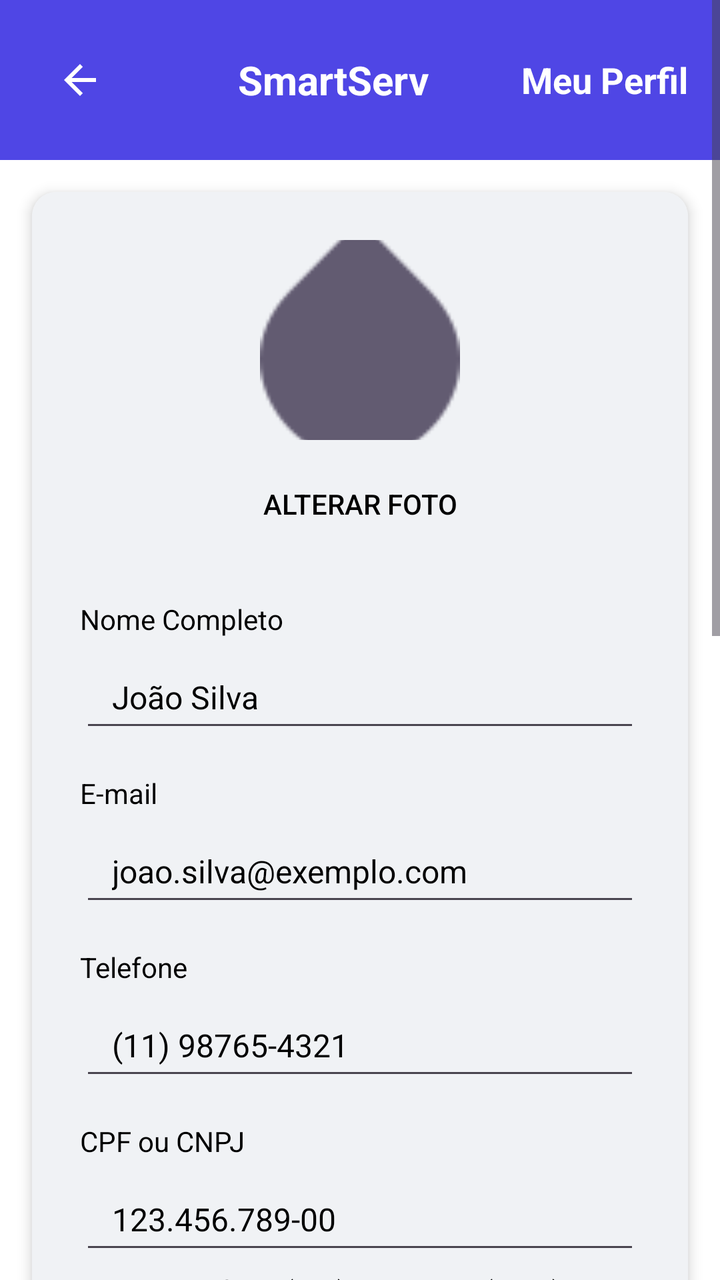
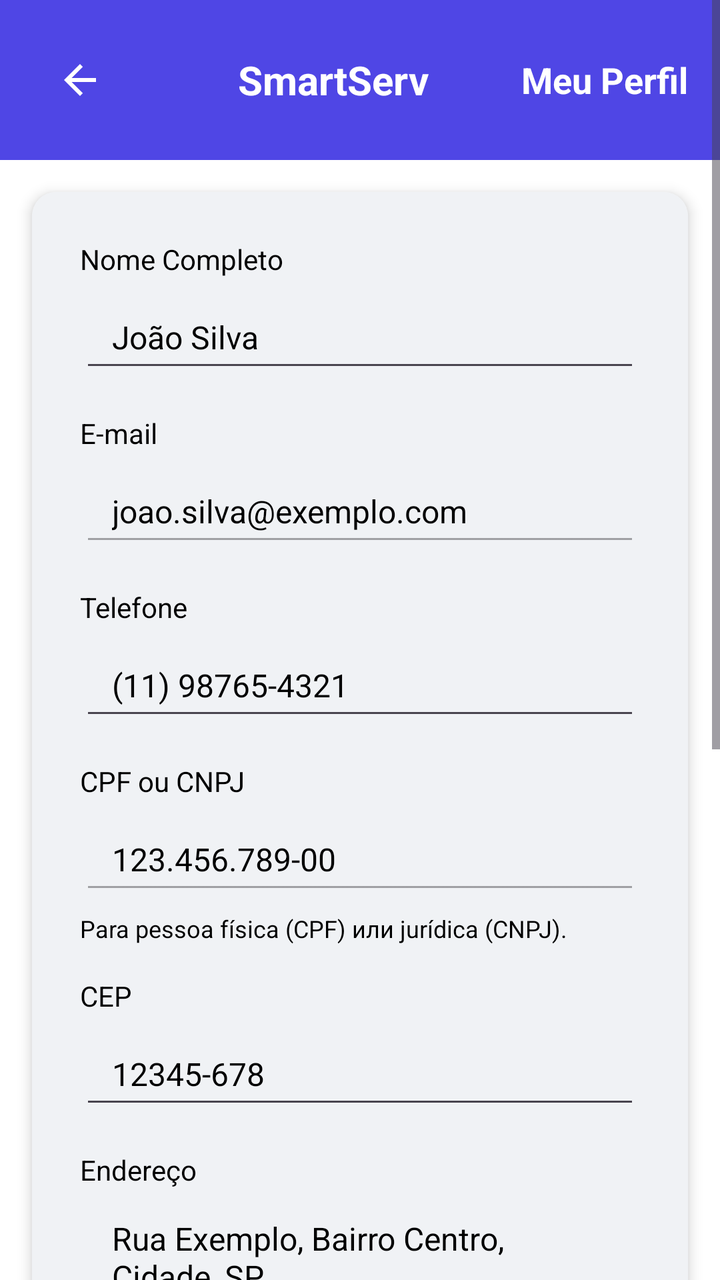

An Android layout rendered at two revisions. The XML below is the earlier revision; the diff shows what the commit changed to produce the second picture.
<!-- AndroidManifest.xml: application theme Theme.SmartApp -->
<!-- res/layout/editar_cliente.xml -->
<?xml version="1.0" encoding="utf-8"?>
<ScrollView xmlns:android="http://schemas.android.com/apk/res/android"
    xmlns:app="http://schemas.android.com/apk/res-auto"
    android:layout_width="match_parent"
    android:layout_height="match_parent"
    android:fillViewport="true"
    android:background="@color/white">

    <LinearLayout
        android:layout_width="match_parent"
        android:layout_height="wrap_content"
        android:orientation="vertical"
        android:background="@color/white">

        
        <LinearLayout
            android:layout_width="match_parent"
            android:layout_height="wrap_content"
            android:background="#4F46E5"
            android:gravity="center_vertical"
            android:orientation="horizontal"
            android:padding="16dp">

            <ImageButton
                android:id="@+id/btnvoltarcliente"
                android:layout_width="48dp"
                android:layout_height="48dp"
                android:background="?attr/selectableItemBackgroundBorderless"
                android:contentDescription="gere2"
                android:src="@drawable/ic_arrow_back"
                android:layout_alignParentStart="true"/>

            <TextView
                android:layout_width="0dp"
                android:layout_height="wrap_content"
                android:layout_marginStart="8dp"
                android:layout_weight="1"
                android:gravity="center"
                android:text="SmartServ"
                android:textColor="@android:color/white"
                android:textSize="20sp"
                android:textStyle="bold" />

            <TextView
                android:layout_width="wrap_content"
                android:layout_height="wrap_content"
                android:text="Meu Perfil"
                android:textColor="@android:color/white"
                android:textSize="18sp"
                android:textStyle="bold" />
        </LinearLayout>

        
        <androidx.cardview.widget.CardView
            android:layout_width="match_parent"
            android:layout_height="wrap_content"
            android:layout_margin="16dp"
            app:cardCornerRadius="12dp"
            app:cardElevation="4dp"
            app:cardBackgroundColor="@color/white">

            <LinearLayout
                android:layout_width="match_parent"
                android:layout_height="wrap_content"
                android:orientation="vertical"
                android:padding="24dp"
                android:background="@color/light_gray">

                
                <LinearLayout
                    android:layout_width="match_parent"
                    android:layout_height="wrap_content"
                    android:layout_marginBottom="24dp"
                    android:gravity="center_horizontal"
                    android:orientation="vertical">

                    <ImageView
                        android:id="@+id/profileImage"
                        android:layout_width="100dp"
                        android:layout_height="100dp"
                        android:contentDescription="Foto de perfil"
                        android:scaleType="centerCrop"
                        android:src="?android:attr/textSelectHandle" /> 

                    <Button
                        android:id="@+id/changePhotoButton"
                        style="@style/Widget.AppCompat.Button.Borderless"
                        android:layout_width="wrap_content"
                        android:layout_height="wrap_content"
                        android:layout_marginTop="8dp"
                        android:drawablePadding="8dp"
                        android:text="Alterar Foto"
                        android:textColor="@android:color/black"
                        android:textSize="14sp" />
                </LinearLayout>

                
                <LinearLayout
                    android:layout_width="match_parent"
                    android:layout_height="wrap_content"
                    android:orientation="vertical">

                    
                    <TextView
                        android:layout_width="match_parent"
                        android:layout_height="wrap_content"
                        android:layout_marginBottom="4dp"
                        android:text="Nome Completo"
                        android:textColor="@android:color/black"
                        android:textSize="14sp" />

                    <EditText
                        android:id="@+id/edtNomecliente"
                        android:layout_width="match_parent"
                        android:layout_height="48dp"
                        android:background="?android:attr/editTextBackground"
                        android:paddingStart="16dp"
                        android:paddingEnd="16dp"
                        android:text="João Silva"
                        android:textColor="@android:color/black"
                        android:textSize="16sp" />

                    
                    <TextView
                        android:layout_width="match_parent"
                        android:layout_height="wrap_content"
                        android:layout_marginTop="16dp"
                        android:layout_marginBottom="4dp"
                        android:text="E-mail"
                        android:textColor="@android:color/black"
                        android:textSize="14sp" />

                    <EditText
                        android:id="@+id/edtEmailcliente"
                        android:layout_width="match_parent"
                        android:layout_height="48dp"
                        android:inputType="textEmailAddress"
                        android:paddingStart="16dp"
                        android:paddingEnd="16dp"
                        android:text="joao.silva@exemplo.com"
                        android:textColor="@android:color/black"
                        android:textSize="16sp" />

                    
                    <TextView
                        android:layout_width="match_parent"
                        android:layout_height="wrap_content"
                        android:layout_marginTop="16dp"
                        android:layout_marginBottom="4dp"
                        android:text="Telefone"
                        android:textColor="@android:color/black"
                        android:textSize="14sp" />

                    <EditText
                        android:id="@+id/edtTelefonecliente"
                        android:layout_width="match_parent"
                        android:layout_height="48dp"
                        android:background="?android:attr/editTextBackground"
                        android:inputType="phone"
                        android:paddingStart="16dp"
                        android:paddingEnd="16dp"
                        android:text="(11) 98765-4321"
                        android:textColor="@android:color/black"
                        android:textSize="16sp" />

                    
                    <TextView
                        android:layout_width="match_parent"
                        android:layout_height="wrap_content"
                        android:layout_marginTop="16dp"
                        android:layout_marginBottom="4dp"
                        android:text="CPF ou CNPJ"
                        android:textColor="@android:color/black"
                        android:textSize="14sp" />

                    <EditText
                        android:id="@+id/edtCfpCnpjCliente"
                        android:layout_width="match_parent"
                        android:layout_height="48dp"
                        android:background="?android:attr/editTextBackground"
                        android:paddingStart="16dp"
                        android:paddingEnd="16dp"
                        android:text="123.456.789-00"
                        android:textColor="@android:color/black"
                        android:textSize="16sp" />

                    <TextView
                        android:layout_width="match_parent"
                        android:layout_height="wrap_content"
                        android:layout_marginTop="4dp"
                        android:text="Para pessoa física (CPF) или jurídica (CNPJ)."
                        android:textColor="@android:color/black"
                        android:textSize="12sp" />

                    
                    <TextView
                        android:layout_width="match_parent"
                        android:layout_height="wrap_content"
                        android:layout_marginTop="16dp"
                        android:layout_marginBottom="4dp"
                        android:text="CEP"
                        android:textColor="@android:color/black"
                        android:textSize="14sp" />

                    <EditText
                        android:id="@+id/edtCepcliente"
                        android:layout_width="match_parent"
                        android:layout_height="48dp"
                        android:background="?android:attr/editTextBackground"
                        android:inputType="number"
                        android:paddingStart="16dp"
                        android:paddingEnd="16dp"
                        android:text="12345-678"
                        android:textColor="@android:color/black"
                        android:textSize="16sp" />

                    
                    <TextView
                        android:layout_width="match_parent"
                        android:layout_height="wrap_content"
                        android:layout_marginTop="16dp"
                        android:layout_marginBottom="4dp"
                        android:text="Endereço"
                        android:textColor="@android:color/black"
                        android:textSize="14sp" />

                    <EditText
                        android:id="@+id/edtEnderecocliente"
                        android:layout_width="match_parent"
                        android:layout_height="48dp"
                        android:background="?android:attr/editTextBackground"
                        android:paddingStart="16dp"
                        android:paddingEnd="16dp"
                        android:text="Rua Exemplo, Bairro Centro, Cidade, SP"
                        android:textColor="@android:color/black"
                        android:textSize="16sp" />

                    
                    <TextView
                        android:layout_width="match_parent"
                        android:layout_height="wrap_content"
                        android:layout_marginTop="16dp"
                        android:layout_marginBottom="4dp"
                        android:text="Número"
                        android:textColor="@android:color/black"
                        android:textSize="14sp" />

                    <EditText
                        android:id="@+id/edtNumerocliente"
                        android:layout_width="match_parent"
                        android:layout_height="48dp"
                        android:background="?android:attr/editTextBackground"
                        android:inputType="number"
                        android:paddingStart="16dp"
                        android:paddingEnd="16dp"
                        android:text="123"
                        android:textColor="@android:color/black"
                        android:textSize="16sp" />

                    
                    <View
                        android:layout_width="match_parent"
                        android:layout_height="1dp"
                        android:layout_marginTop="24dp"
                        android:layout_marginBottom="16dp"
                        android:background="?android:attr/dividerVertical" />

                    <TextView
                        android:layout_width="match_parent"
                        android:layout_height="wrap_content"
                        android:layout_marginBottom="16dp"
                        android:text="Alterar Senha"
                        android:textColor="@android:color/black"
                        android:textSize="18sp"
                        android:textStyle="bold" />

                    
                    <TextView
                        android:layout_width="match_parent"
                        android:layout_height="wrap_content"
                        android:layout_marginBottom="4dp"
                        android:text="Nova Senha"
                        android:textColor="@android:color/black"
                        android:textSize="14sp" />

                    <EditText
                        android:id="@+id/edtnovasenha"
                        android:layout_width="match_parent"
                        android:layout_height="48dp"
                        android:background="?android:attr/editTextBackground"
                        android:hint="••••••••"
                        android:inputType="textPassword"
                        android:paddingStart="16dp"
                        android:paddingEnd="16dp"
                        android:textColor="@android:color/black"
                        android:textSize="16sp" />

                    <TextView
                        android:layout_width="match_parent"
                        android:layout_height="wrap_content"
                        android:layout_marginTop="4dp"
                        android:text="Mínimo de 6 caracteres."
                        android:textColor="@android:color/black"
                        android:textSize="12sp" />

                    
                    <TextView
                        android:layout_width="match_parent"
                        android:layout_height="wrap_content"
                        android:layout_marginTop="16dp"
                        android:layout_marginBottom="4dp"
                        android:text="Confirmar Nova Senha"
                        android:textColor="@android:color/black"
                        android:textSize="14sp" />

                    <EditText
                        android:id="@+id/edtConfimarnovasenha"
                        android:layout_width="match_parent"
                        android:layout_height="48dp"
                        android:background="?android:attr/editTextBackground"
                        android:hint="••••••••"
                        android:inputType="textPassword"
                        android:paddingStart="16dp"
                        android:paddingEnd="16dp"
                        android:textColor="@android:color/black"
                        android:textSize="16sp" />

                    
                    <androidx.constraintlayout.widget.ConstraintLayout
                        android:id="@+id/erro_container"
                        android:layout_width="match_parent"
                        android:layout_height="wrap_content"
                        android:visibility="gone"
                        android:layout_marginTop="16dp"
                        android:layout_marginBottom="16dp">

                        <TextView
                            android:layout_width="match_parent"
                            android:layout_height="wrap_content"
                            android:textAlignment="center"
                            android:text="Verifique os campos novamente"
                            android:textColor="@color/red_500"
                            app:layout_constraintTop_toTopOf="parent"
                            app:layout_constraintStart_toStartOf="parent"
                            app:layout_constraintEnd_toEndOf="parent"/>
                    </androidx.constraintlayout.widget.ConstraintLayout>

                    
                    <LinearLayout
                        android:layout_width="match_parent"
                        android:layout_height="wrap_content"
                        android:layout_marginTop="24dp"
                        android:gravity="end"
                        android:orientation="horizontal">

                        <Button
                            android:id="@+id/btncancelar"
                            android:layout_width="wrap_content"
                            android:layout_height="wrap_content"
                            android:layout_marginEnd="16dp"
                            android:backgroundTint="?android:attr/colorButtonNormal"
                            android:paddingStart="24dp"
                            android:paddingTop="12dp"
                            android:paddingEnd="24dp"
                            android:paddingBottom="12dp"
                            android:text="Voltar"
                            android:textColor="@android:color/black" />

                        <Button
                            android:id="@+id/btnSalvar"
                            android:layout_width="wrap_content"
                            android:layout_height="wrap_content"
                            android:backgroundTint="#16A34A"
                            android:paddingStart="24dp"
                            android:paddingTop="12dp"
                            android:paddingEnd="24dp"
                            android:paddingBottom="12dp"
                            android:text="Salvar Alterações"
                            android:textColor="@android:color/black" />
                    </LinearLayout>
                </LinearLayout>
            </LinearLayout>
        </androidx.cardview.widget.CardView>
    </LinearLayout>
</ScrollView>
<!-- resources referenced by this layout -->
<resources>
  <color name="light_gray">#F0F2F5</color>
  <color name="red_500">#EF4444</color>
  <color name="white">#FFFFFFFF</color>
  <!-- drawable ic_arrow_back (drawable) -->
  <vector xmlns:android="http://schemas.android.com/apk/res/android"
      android:width="24dp"
      android:height="24dp"
      android:viewportWidth="24"
      android:viewportHeight="24">
      <path android:fillColor="#FFFFFF" android:pathData="M20,11H7.83l5.59,-5.59L12,4l-8,8 8,8 1.41,-1.41L7.83,13H20v-2z"/>
  </vector>
  <style name="Theme.SmartApp" parent="Base.Theme.SmartApp" />
  <style name="Base.Theme.SmartApp" parent="Theme.Material3.DayNight.NoActionBar" />
</resources>

<!-- the commit's change to res/layout/editar_cliente.xml (unified diff, before → after) -->
@@ -3,14 +3,14 @@
     xmlns:app="http://schemas.android.com/apk/res-auto"
     android:layout_width="match_parent"
     android:layout_height="match_parent"
-    android:fillViewport="true"
-    android:background="@color/white">
+    android:background="@color/white"
+    android:fillViewport="true">
 
     <LinearLayout
         android:layout_width="match_parent"
         android:layout_height="wrap_content"
-        android:orientation="vertical"
-        android:background="@color/white">
+        android:background="@color/white"
+        android:orientation="vertical">
 
         
         <LinearLayout
@@ -25,10 +25,10 @@
                 android:id="@+id/btnvoltarcliente"
                 android:layout_width="48dp"
                 android:layout_height="48dp"
+                android:layout_alignParentStart="true"
                 android:background="?attr/selectableItemBackgroundBorderless"
                 android:contentDescription="gere2"
-                android:src="@drawable/ic_arrow_back"
-                android:layout_alignParentStart="true"/>
+                android:src="@drawable/ic_arrow_back" />
 
             <TextView
                 android:layout_width="0dp"
@@ -55,44 +55,16 @@
             android:layout_width="match_parent"
             android:layout_height="wrap_content"
             android:layout_margin="16dp"
+            app:cardBackgroundColor="@color/white"
             app:cardCornerRadius="12dp"
-            app:cardElevation="4dp"
-            app:cardBackgroundColor="@color/white">
+            app:cardElevation="4dp">
 
             <LinearLayout
                 android:layout_width="match_parent"
                 android:layout_height="wrap_content"
+                android:background="@color/light_gray"
                 android:orientation="vertical"
-                android:padding="24dp"
-                android:background="@color/light_gray">
-
-                
-                <LinearLayout
-                    android:layout_width="match_parent"
-                    android:layout_height="wrap_content"
-                    android:layout_marginBottom="24dp"
-                    android:gravity="center_horizontal"
-                    android:orientation="vertical">
-
-                    <ImageView
-                        android:id="@+id/profileImage"
-                        android:layout_width="100dp"
-                        android:layout_height="100dp"
-                        android:contentDescription="Foto de perfil"
-                        android:scaleType="centerCrop"
-                        android:src="?android:attr/textSelectHandle" /> 
-
-                    <Button
-                        android:id="@+id/changePhotoButton"
-                        style="@style/Widget.AppCompat.Button.Borderless"
-                        android:layout_width="wrap_content"
-                        android:layout_height="wrap_content"
-                        android:layout_marginTop="8dp"
-                        android:drawablePadding="8dp"
-                        android:text="Alterar Foto"
-                        android:textColor="@android:color/black"
-                        android:textSize="14sp" />
-                </LinearLayout>
+                android:padding="24dp">
 
                 
                 <LinearLayout
@@ -133,6 +105,7 @@
                     <EditText
                         android:id="@+id/edtEmailcliente"
                         android:layout_width="match_parent"
+                        android:enabled="false"
                         android:layout_height="48dp"
                         android:inputType="textEmailAddress"
                         android:paddingStart="16dp"
@@ -177,6 +150,7 @@
                         android:id="@+id/edtCfpCnpjCliente"
                         android:layout_width="match_parent"
                         android:layout_height="48dp"
+                        android:enabled="false"
                         android:background="?android:attr/editTextBackground"
                         android:paddingStart="16dp"
                         android:paddingEnd="16dp"
@@ -227,8 +201,9 @@
                     <EditText
                         android:id="@+id/edtEnderecocliente"
                         android:layout_width="match_parent"
-                        android:layout_height="48dp"
-                        android:background="?android:attr/editTextBackground"
+                        android:layout_height="wrap_content"
+                        android:background="?android:attr/editTextBackground"
+                        android:maxLines="3"
                         android:paddingStart="16dp"
                         android:paddingEnd="16dp"
                         android:text="Rua Exemplo, Bairro Centro, Cidade, SP"
@@ -330,54 +305,32 @@
                         android:id="@+id/erro_container"
                         android:layout_width="match_parent"
                         android:layout_height="wrap_content"
-                        android:visibility="gone"
-                        android:layout_marginTop="16dp"
-                        android:layout_marginBottom="16dp">
+                        android:layout_marginTop="16dp"
+                        android:layout_marginBottom="16dp"
+                        android:visibility="gone">
 
                         <TextView
                             android:layout_width="match_parent"
                             android:layout_height="wrap_content"
+                            android:text="Verifique os campos novamente"
                             android:textAlignment="center"
-                            android:text="Verifique os campos novamente"
                             android:textColor="@color/red_500"
-                            app:layout_constraintTop_toTopOf="parent"
+                            app:layout_constraintEnd_toEndOf="parent"
                             app:layout_constraintStart_toStartOf="parent"
-                            app:layout_constraintEnd_toEndOf="parent"/>
+                            app:layout_constraintTop_toTopOf="parent" />
                     </androidx.constraintlayout.widget.ConstraintLayout>
 
-                    
-                    <LinearLayout
-                        android:layout_width="match_parent"
-                        android:layout_height="wrap_content"
-                        android:layout_marginTop="24dp"
-                        android:gravity="end"
-                        android:orientation="horizontal">
-
-                        <Button
-                            android:id="@+id/btncancelar"
-                            android:layout_width="wrap_content"
-                            android:layout_height="wrap_content"
-                            android:layout_marginEnd="16dp"
-                            android:backgroundTint="?android:attr/colorButtonNormal"
-                            android:paddingStart="24dp"
-                            android:paddingTop="12dp"
-                            android:paddingEnd="24dp"
-                            android:paddingBottom="12dp"
-                            android:text="Voltar"
-                            android:textColor="@android:color/black" />
-
-                        <Button
-                            android:id="@+id/btnSalvar"
-                            android:layout_width="wrap_content"
-                            android:layout_height="wrap_content"
-                            android:backgroundTint="#16A34A"
-                            android:paddingStart="24dp"
-                            android:paddingTop="12dp"
-                            android:paddingEnd="24dp"
-                            android:paddingBottom="12dp"
-                            android:text="Salvar Alterações"
-                            android:textColor="@android:color/black" />
-                    </LinearLayout>
+                    <Button
+                        android:id="@+id/btnSalvar"
+                        android:layout_width="match_parent"
+                        android:layout_height="wrap_content"
+                        android:backgroundTint="#16A34A"
+                        android:paddingStart="24dp"
+                        android:paddingTop="12dp"
+                        android:paddingEnd="24dp"
+                        android:paddingBottom="12dp"
+                        android:text="Salvar Alterações"
+                        android:textColor="@android:color/black" />
                 </LinearLayout>
             </LinearLayout>
         </androidx.cardview.widget.CardView>
